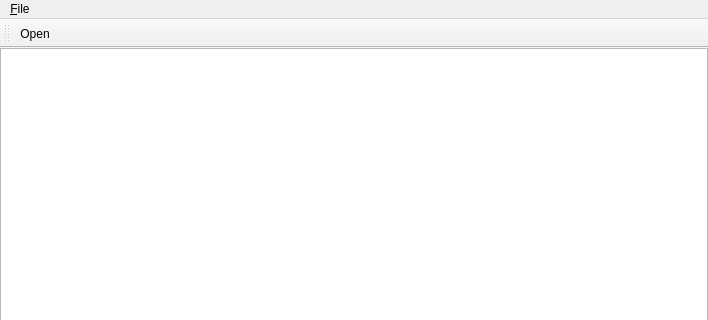
This is src/mainwindow.ui in ambiesoft/autosavememo as Qt 5 draws it before an edit; both pictures show x 0 to 708 and y 0 to 320 of the 708 by 483 pixel window. The edited form follows.
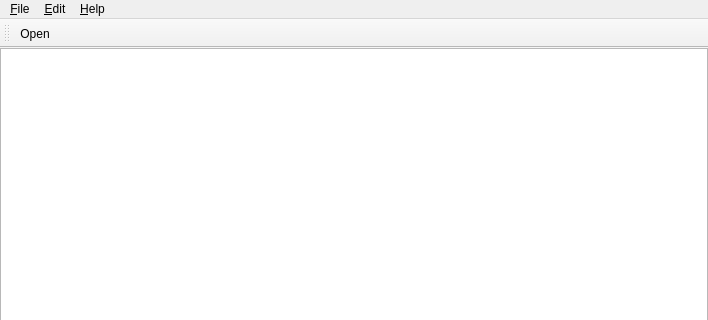
This is the edited form.

Diff of the .ui file:
```diff
--- a/src/mainwindow.ui
+++ b/src/mainwindow.ui
@@ -45,7 +45,7 @@
      <x>0</x>
      <y>0</y>
      <width>708</width>
-     <height>21</height>
+     <height>22</height>
     </rect>
    </property>
    <widget class="QMenu" name="menu_File">
@@ -55,9 +55,23 @@
     <addaction name="action_New"/>
     <addaction name="action_Open"/>
     <addaction name="action_Save"/>
-    <addaction name="actionSave_As"/>
+    <addaction name="action_SaveAs"/>
+   </widget>
+   <widget class="QMenu" name="menu_Edit">
+    <property name="title">
+     <string>&amp;Edit</string>
+    </property>
+    <addaction name="action_Wrap"/>
+   </widget>
+   <widget class="QMenu" name="menu_Help">
+    <property name="title">
+     <string>&amp;Help</string>
+    </property>
+    <addaction name="action_About"/>
    </widget>
    <addaction name="menu_File"/>
+   <addaction name="menu_Edit"/>
+   <addaction name="menu_Help"/>
   </widget>
   <widget class="QToolBar" name="mainToolBar">
    <attribute name="toolBarArea">
```
Left out of the diff: 17 changed lines with no effect on the pictures.
